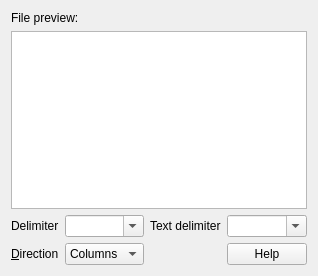
veusz/veusz, file dialogs/import_csv.ui: the form before one commit.
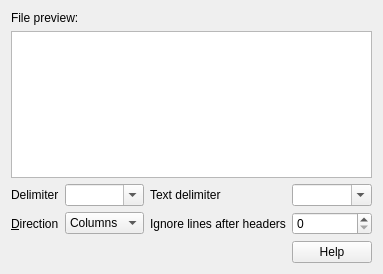
The form after the commit. Custom widgets are drawn as their Qt base class.

Commit message: Add option to ignore N lines after headers in CSV files

```diff
--- a/dialogs/import_csv.ui
+++ b/dialogs/import_csv.ui
@@ -6,8 +6,8 @@
    <rect>
     <x>0</x>
     <y>0</y>
-    <width>283</width>
-    <height>276</height>
+    <width>380</width>
+    <height>274</height>
    </rect>
   </property>
   <layout class="QVBoxLayout" name="verticalLayout_3">
@@ -91,7 +91,7 @@
        </item>
       </widget>
      </item>
-     <item row="2" column="3">
+     <item row="3" column="3">
       <widget class="QPushButton" name="csvhelpbutton">
        <property name="toolTip">
         <string>Help on how CSV files should be formatted</string>
@@ -101,6 +101,20 @@
        </property>
       </widget>
      </item>
+     <item row="2" column="2">
+      <widget class="QLabel" name="label">
+       <property name="text">
+        <string>Ignore lines after headers</string>
+       </property>
+      </widget>
+     </item>
+     <item row="2" column="3">
+      <widget class="HistorySpinBox" name="csvignorehdrspin">
+       <property name="toolTip">
+        <string>After reading a header item, Veusz will ignore the following number of lines in that column</string>
+       </property>
+      </widget>
+     </item>
     </layout>
    </item>
   </layout>
@@ -111,6 +125,11 @@
    <extends>QComboBox</extends>
    <header>historycombo.h</header>
   </customwidget>
+  <customwidget>
+   <class>HistorySpinBox</class>
+   <extends>QSpinBox</extends>
+   <header>historyspinbox.h</header>
+  </customwidget>
  </customwidgets>
  <resources/>
  <connections/>
```
Left out of the diff: 4 changed lines with no effect on the pictures. The commit also changes 8 other files.
